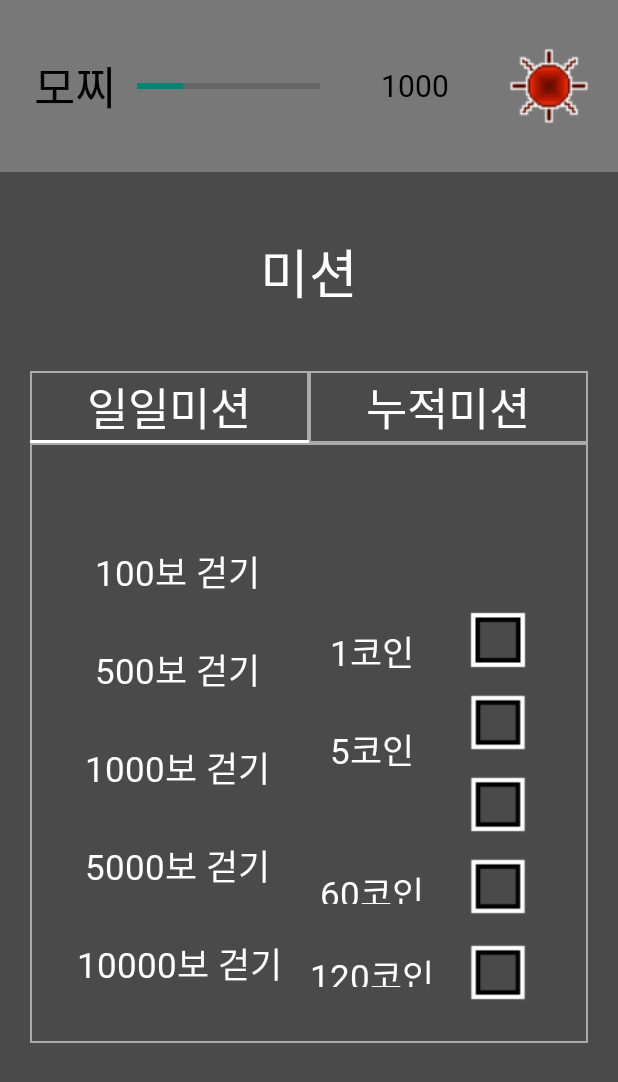
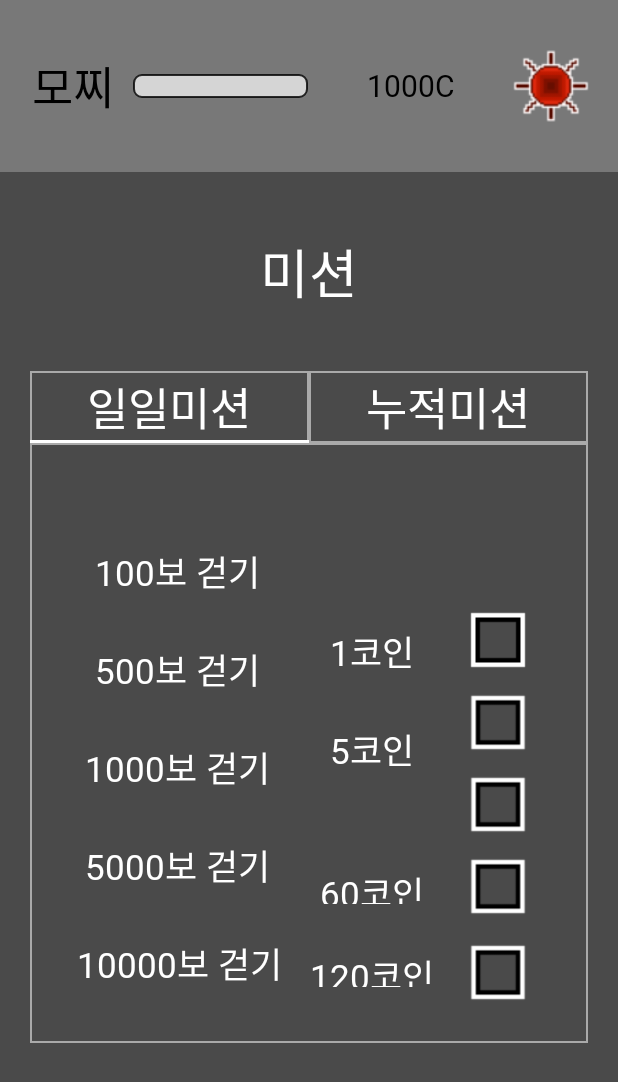
Before and after one commit to sujin9/ZARAZARA, an Android app: the MissionActivity screen opened directly, with no data from a screen before it, on a phone screen of 412 x 824 dp. Shown: the top 1082 px of the screen. Run offline under Robolectric (Android 15) with nearby library versions, the phone set to English and light mode, and no system bars; libraries missing offline, so code that uses them is left out: com.amitshekhar.

Commit message:
Merge 프로그레스바, 코인, 커스텀토스트메세지

```diff
--- a/app/src/main/java/com/example/zarazara/MissionActivity.java
+++ b/app/src/main/java/com/example/zarazara/MissionActivity.java
@@ -2,6 +2,7 @@ package com.example.zarazara;
 
 import android.content.SharedPreferences;
 import android.os.Bundle;
+import android.widget.ProgressBar;
 import android.widget.TextView;
 
 import androidx.appcompat.app.AppCompatActivity;
@@ -18,11 +19,13 @@ public class MissionActivity extends AppCompatActivity {
         super.onCreate(savedInstanceState);
         setContentView(R.layout.activity_mission);
 
+        // 상단 보유 코인 표시, 전체 경험치 표시
         SharedPreferences sharedPreferences = getSharedPreferences("shared", MODE_PRIVATE);
         String userCoin = Integer.toString(sharedPreferences.getInt("userCoin", 0));
-
+        ProgressBar progressBar = (ProgressBar)findViewById(R.id.expProgressBar);
+        progressBar.setProgress(sharedPreferences.getInt("totalExp",0));
         TextView coinText = (TextView)findViewById(R.id.userCoin);
-        coinText.setText(userCoin);
+        coinText.setText(userCoin+"C");
 
         tabLayout = findViewById(R.id.missionTab);
         viewPager = findViewById(R.id.missionViewPager);
--- a/app/src/main/java/com/example/zarazara/MissionFragment1.java
+++ b/app/src/main/java/com/example/zarazara/MissionFragment1.java
@@ -12,6 +12,7 @@ import android.view.View;
 import android.view.ViewGroup;
 import android.widget.CheckBox;
 import android.widget.ImageView;
+import android.widget.TextView;
 import android.widget.Toast;
 
 import androidx.annotation.NonNull;
@@ -36,6 +37,10 @@ public class MissionFragment1 extends Fragment {
     SharedPreferences sharedPreferences;
     SharedPreferences.Editor editor;
 
+    View toastLayout;
+    TextView toastText;
+    TextView coinText;
+
     ImageView checkBoxX11;
     ImageView checkBoxX12;
     ImageView checkBoxX13;
@@ -57,12 +62,17 @@ public class MissionFragment1 extends Fragment {
     public View onCreateView(@NonNull LayoutInflater inflater, @Nullable ViewGroup container, @Nullable Bundle savedInstanceState) {
         View v = inflater.inflate(R.layout.fragment_mission1,container,false);
 
+        toastLayout = inflater.inflate(R.layout.custom_toast,(ViewGroup)v.findViewById(R.id.customToastLayout));
+        toastText = toastLayout.findViewById(R.id.customToastText);
+
         sharedPreferences = this.getActivity().getSharedPreferences("shared", Context.MODE_PRIVATE);
         editor = sharedPreferences.edit();
 
         helper = new DBHelper(getActivity(), "stepStore.db", null, 1);
         db = helper.getWritableDatabase();
         helper.onCreate(db);
+
+        coinText = (TextView) getActivity().findViewById(R.id.userCoin);
 
         checkBoxX11 = v.findViewById(R.id.checkbox_x11);
         checkBoxX12 = v.findViewById(R.id.checkbox_x12);
@@ -85,6 +95,9 @@ public class MissionFragment1 extends Fragment {
     //MainActivity mainActivity = new MainActivity(); //mainActivity에서 시간과 날짜 활용
 
     public void setWalkActivity(){
+        Toast toast = new Toast(this.getActivity());
+        toast.setDuration(LENGTH_SHORT);
+        toast.setView(toastLayout);
 
         String nowDate = sharedPreferences.getString("currentDate", "Default");
         int walkResult = helper.getStep(nowDate);
@@ -92,18 +105,23 @@ public class MissionFragment1 extends Fragment {
 
         dailyMission5 = sharedPreferences.getBoolean("dailyMission5", false);
         if(walkResult >= 10000 &&  dailyMission5 == false){
-            Toast.makeText(getActivity(), "오늘 할 일은 끝났어요!", LENGTH_SHORT).show();
+            //Toast.makeText(getActivity(), "오늘 할 일은 끝났어요!", LENGTH_SHORT).show();
+            toast.setText("오늘 할 일은 끝났어요!");
+            toast.show();
 
             checkBoxX15.setVisibility(View.INVISIBLE);
             checkBoxO15.setVisibility(View.VISIBLE);
 
             userCoin = sharedPreferences.getInt("userCoin", 0) + 120;
 
-            Toast.makeText(getActivity(), "120코인이 적립되었어요!", LENGTH_SHORT).show();
+            //Toast.makeText(getActivity(), "120코인이 적립되었어요!", LENGTH_SHORT).show();
+            toast.setText("120코인이 적립되었어요!");
+            toast.show();
 
             editor.putInt("userCoin", userCoin);
             editor.putBoolean("dailyMission5", true);
             editor.apply();
+            coinText.setText(Integer.toString(userCoin)+"C");
 
             count++;
         }
@@ -121,6 +139,7 @@ public class MissionFragment1 extends Fragment {
             editor.putInt("userCoin", userCoin);
             editor.putBoolean("dailyMission4", true);
             editor.apply();
+            coinText.setText(Integer.toString(userCoin)+"C");
 
             count++;
         }
@@ -138,6 +157,7 @@ public class MissionFragment1 extends Fragment {
             editor.putInt("userCoin", userCoin);
             editor.putBoolean("dailyMission3", true);
             editor.apply();
+            coinText.setText(Integer.toString(userCoin)+"C");
 
             count++;
         }
@@ -155,6 +175,7 @@ public class MissionFragment1 extends Fragment {
             editor.putInt("userCoin", userCoin);
             editor.putBoolean("dailyMission2", true);
             editor.apply();
+            coinText.setText(Integer.toString(userCoin)+"C");
 
             count++;
         }
@@ -172,9 +193,11 @@ public class MissionFragment1 extends Fragment {
             editor.putInt("userCoin", userCoin);
             editor.putBoolean("dailyMission1", true);
             editor.apply();
+            coinText.setText(Integer.toString(userCoin)+"C");
 
             count++;
         }
+
 
         Boolean date_result = sharedPreferences.getBoolean("CheckDateChanged", false);
         if(date_result == true && count >= 1) { //00시 되면 체크박스 초기화
--- a/app/src/main/res/layout/activity_mission.xml
+++ b/app/src/main/res/layout/activity_mission.xml
@@ -30,13 +30,14 @@
         <!-- 경험치 바 -->
         <ProgressBar
             android:id="@id/expProgressBar"
-            style="?android:attr/progressBarStyleHorizontal"
+            style="@style/Widget.AppCompat.ProgressBar.Horizontal"
+            android:progressDrawable="@drawable/custom_progressbar"
             android:layout_width="0dp"
             android:layout_height="wrap_content"
             android:layout_gravity="center_vertical"
             android:layout_margin="5dp"
             android:layout_weight="2"
-            android:max="100"
+            android:max="300"
             android:progress="25" />
         <!-- setProgress() 로 값 바꿀 수 있음 -->
 
```
